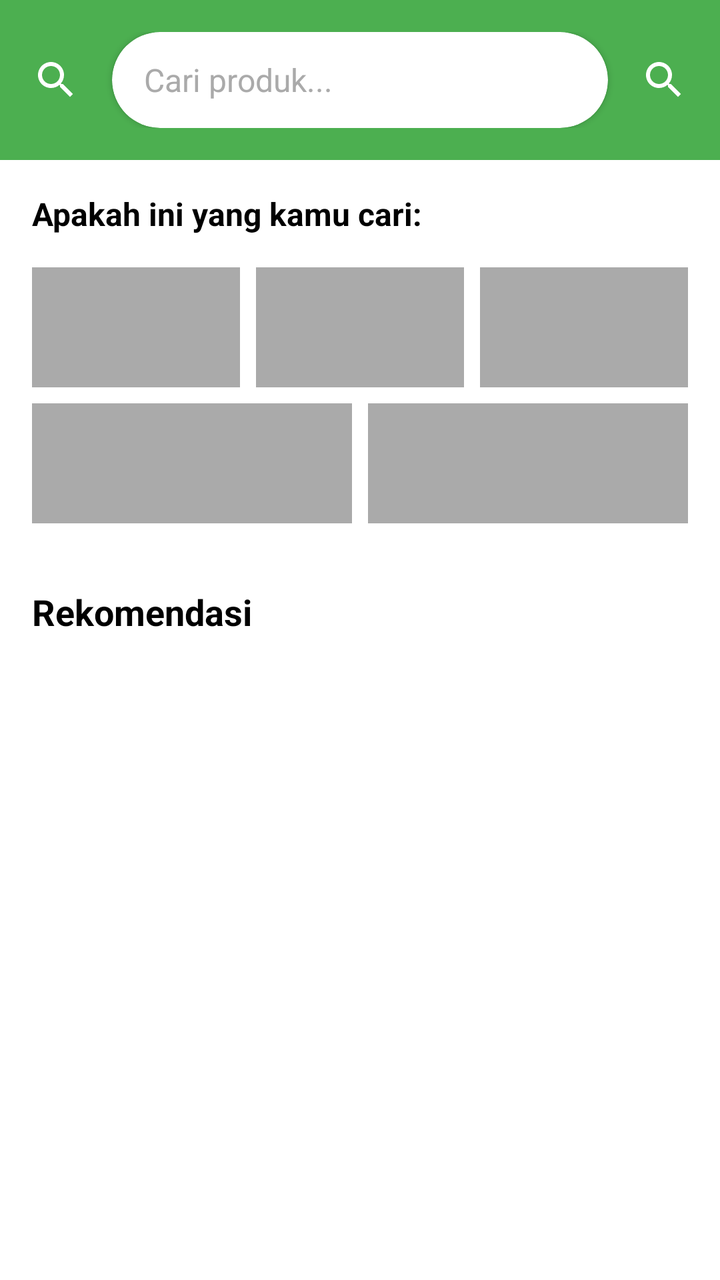
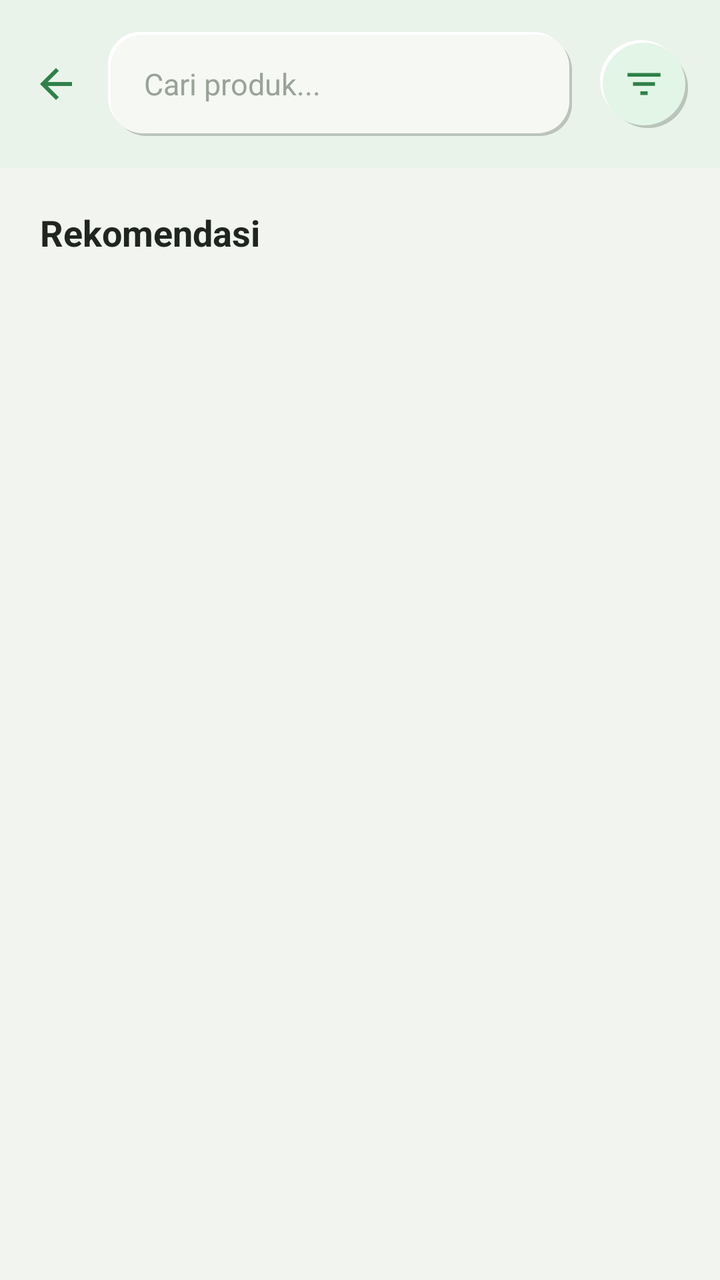

The first picture is an Android layout as it rendered before a commit; the second is the same layout after the commit. The layout source and the unified diff follow.
<!-- AndroidManifest.xml: application theme Theme.Pasarprojectbootcamp -->
<!-- res/layout/fragment_search.xml -->
<?xml version="1.0" encoding="utf-8"?>
<LinearLayout xmlns:android="http://schemas.android.com/apk/res/android"
    xmlns:app="http://schemas.android.com/apk/res-auto"
    android:layout_width="match_parent"
    android:layout_height="match_parent"
    android:background="#4CAF50"
    android:orientation="vertical">

    
    <LinearLayout
        android:layout_width="match_parent"
        android:layout_height="wrap_content"
        android:background="#4CAF50"
        android:orientation="horizontal"
        android:padding="16dp"
        android:paddingTop="24dp">

        
        <ImageView
            android:id="@+id/backButton"
            android:layout_width="24dp"
            android:layout_height="24dp"
            android:layout_gravity="center_vertical"
            android:layout_marginEnd="16dp"
            android:src="@drawable/ic_search"
            android:tint="@android:color/white" />

        
        <androidx.cardview.widget.CardView
            android:layout_width="0dp"
            android:layout_height="48dp"
            android:layout_marginEnd="16dp"
            android:layout_weight="1"
            app:cardCornerRadius="24dp"
            app:cardElevation="2dp">

            <EditText
                android:id="@+id/searchEditText"
                android:layout_width="match_parent"
                android:layout_height="match_parent"
                android:background="@android:color/transparent"
                android:hint="Cari produk..."
                android:imeOptions="actionSearch"
                android:inputType="text"
                android:paddingStart="16dp"
                android:paddingEnd="16dp"
                android:singleLine="true"
                android:textColor="@android:color/black"
                android:textColorHint="@android:color/darker_gray"
                android:textSize="16sp" />

        </androidx.cardview.widget.CardView>

        
        <ImageView
            android:id="@+id/filterButton"
            android:layout_width="24dp"
            android:layout_height="24dp"
            android:layout_gravity="center_vertical"
            android:src="@drawable/ic_search"
            android:tint="@android:color/white" />

    </LinearLayout>

    
    <LinearLayout
        android:layout_width="match_parent"
        android:layout_height="0dp"
        android:layout_weight="1"
        android:background="@android:color/white"
        android:orientation="vertical"
        android:padding="16dp">

        
        <LinearLayout
            android:layout_width="match_parent"
            android:layout_height="wrap_content"
            android:orientation="vertical">

            <TextView
                android:layout_width="wrap_content"
                android:layout_height="wrap_content"
                android:text="Apakah ini yang kamu cari:"
                android:textColor="@android:color/black"
                android:textSize="16sp"
                android:textStyle="bold" />

            
            <LinearLayout
                android:layout_width="match_parent"
                android:layout_height="wrap_content"
                android:layout_marginTop="16dp"
                android:orientation="vertical">

                
                <LinearLayout
                    android:layout_width="match_parent"
                    android:layout_height="wrap_content"
                    android:orientation="horizontal"
                    android:weightSum="3">

                    <View
                        android:layout_width="0dp"
                        android:layout_height="60dp"
                        android:layout_marginEnd="8dp"
                        android:layout_weight="1"
                        android:background="@android:color/darker_gray" />

                    <View
                        android:layout_width="0dp"
                        android:layout_height="60dp"
                        android:layout_marginEnd="8dp"
                        android:layout_weight="1"
                        android:background="@android:color/darker_gray" />

                    <View
                        android:layout_width="0dp"
                        android:layout_height="60dp"
                        android:layout_weight="1"
                        android:background="@android:color/darker_gray" />

                </LinearLayout>

                
                <LinearLayout
                    android:layout_width="match_parent"
                    android:layout_height="wrap_content"
                    android:layout_marginTop="8dp"
                    android:orientation="horizontal"
                    android:weightSum="2">

                    <View
                        android:layout_width="0dp"
                        android:layout_height="60dp"
                        android:layout_marginEnd="8dp"
                        android:layout_weight="1"
                        android:background="@android:color/darker_gray" />

                    <View
                        android:layout_width="0dp"
                        android:layout_height="60dp"
                        android:layout_weight="1"
                        android:background="@android:color/darker_gray" />

                </LinearLayout>

            </LinearLayout>

        </LinearLayout>

        
        <LinearLayout
            android:layout_width="match_parent"
            android:layout_height="0dp"
            android:layout_marginTop="32dp"
            android:layout_weight="1"
            android:orientation="vertical">

            <TextView
                android:layout_width="wrap_content"
                android:layout_height="wrap_content"
                android:text="Rekomendasi"
                android:textColor="@android:color/black"
                android:textSize="18sp"
                android:textStyle="bold" />

            <androidx.recyclerview.widget.RecyclerView
                android:id="@+id/recommendationRecyclerView"
                android:layout_width="match_parent"
                android:layout_height="0dp"
                android:layout_marginTop="16dp"
                android:layout_weight="1" />

        </LinearLayout>

    </LinearLayout>

</LinearLayout>
<!-- resources referenced by this layout -->
<resources>
  <!-- drawable ic_search (drawable) -->
  <vector xmlns:android="http://schemas.android.com/apk/res/android"
      android:width="24dp"
      android:height="24dp"
      android:viewportWidth="24"
      android:viewportHeight="24">
      <path
          android:fillColor="#FF000000"
          android:pathData="M15.5,14h-0.79l-0.28,-0.27C15.41,12.59 16,11.11 16,9.5 16,5.91 13.09,3 9.5,3S3,5.91 3,9.5 5.91,16 9.5,16c1.61,0 3.09,-0.59 4.23,-1.57l0.27,0.28v0.79l5,4.99L20.49,19l-4.99,-5zM9.5,14C7.01,14 5,11.99 5,9.5S7.01,5 9.5,5 14,7.01 14,9.5 11.99,14 9.5,14z"/>
  </vector>
  <style name="Theme.Pasarprojectbootcamp" parent="Base.Theme.Pasarprojectbootcamp" />
  <style name="Base.Theme.Pasarprojectbootcamp" parent="Theme.Material3.DayNight.NoActionBar">
          
           <item name="colorPrimary">@color/green</item>
          <item name="colorPrimaryVariant">@color/green</item>
          <item name="android:statusBarColor">@color/green</item>
      </style>
  <color name="green">#0A6C28</color>
</resources>

<!-- the commit's change to res/layout/fragment_search.xml (unified diff, before → after) -->
@@ -3,36 +3,36 @@
     xmlns:app="http://schemas.android.com/apk/res-auto"
     android:layout_width="match_parent"
     android:layout_height="match_parent"
-    android:background="#4CAF50"
+    android:background="@color/clay_background"
     android:orientation="vertical">
 
     
     <LinearLayout
         android:layout_width="match_parent"
         android:layout_height="wrap_content"
-        android:background="#4CAF50"
+        android:background="@color/clay_header"
         android:orientation="horizontal"
+        android:gravity="center_vertical"
         android:padding="16dp"
-        android:paddingTop="24dp">
+        android:paddingTop="28dp">
 
         
         <ImageView
             android:id="@+id/backButton"
             android:layout_width="24dp"
             android:layout_height="24dp"
-            android:layout_gravity="center_vertical"
-            android:layout_marginEnd="16dp"
-            android:src="@drawable/ic_search"
-            android:tint="@android:color/white" />
+            android:layout_marginEnd="14dp"
+            android:src="@drawable/ic_arrow_back"
+            android:tint="@color/clay_green_700" />
 
         
-        <androidx.cardview.widget.CardView
+        <LinearLayout
             android:layout_width="0dp"
-            android:layout_height="48dp"
-            android:layout_marginEnd="16dp"
+            android:layout_height="52dp"
+            android:layout_marginEnd="14dp"
             android:layout_weight="1"
-            app:cardCornerRadius="24dp"
-            app:cardElevation="2dp">
+            android:background="@drawable/clay_input_field"
+            android:orientation="horizontal">
 
             <EditText
                 android:id="@+id/searchEditText"
@@ -42,23 +42,24 @@
                 android:hint="Cari produk..."
                 android:imeOptions="actionSearch"
                 android:inputType="text"
-                android:paddingStart="16dp"
-                android:paddingEnd="16dp"
+                android:paddingStart="18dp"
+                android:paddingEnd="18dp"
                 android:singleLine="true"
-                android:textColor="@android:color/black"
-                android:textColorHint="@android:color/darker_gray"
-                android:textSize="16sp" />
+                android:textColor="@color/clay_text_primary"
+                android:textColorHint="@color/clay_text_tertiary"
+                android:textSize="15sp" />
 
-        </androidx.cardview.widget.CardView>
+        </LinearLayout>
 
         
         <ImageView
             android:id="@+id/filterButton"
-            android:layout_width="24dp"
-            android:layout_height="24dp"
-            android:layout_gravity="center_vertical"
-            android:src="@drawable/ic_search"
-            android:tint="@android:color/white" />
+            android:layout_width="44dp"
+            android:layout_height="44dp"
+            android:background="@drawable/clay_circle_icon"
+            android:padding="11dp"
+            android:src="@drawable/ic_filter"
+            android:tint="@color/clay_green_700" />
 
     </LinearLayout>
 
@@ -67,92 +68,14 @@
         android:layout_width="match_parent"
         android:layout_height="0dp"
         android:layout_weight="1"
-        android:background="@android:color/white"
+        android:background="@color/clay_background"
         android:orientation="vertical"
-        android:padding="16dp">
-
-        
-        <LinearLayout
-            android:layout_width="match_parent"
-            android:layout_height="wrap_content"
-            android:orientation="vertical">
-
-            <TextView
-                android:layout_width="wrap_content"
-                android:layout_height="wrap_content"
-                android:text="Apakah ini yang kamu cari:"
-                android:textColor="@android:color/black"
-                android:textSize="16sp"
-                android:textStyle="bold" />
-
-            
-            <LinearLayout
-                android:layout_width="match_parent"
-                android:layout_height="wrap_content"
-                android:layout_marginTop="16dp"
-                android:orientation="vertical">
-
-                
-                <LinearLayout
-                    android:layout_width="match_parent"
-                    android:layout_height="wrap_content"
-                    android:orientation="horizontal"
-                    android:weightSum="3">
-
-                    <View
-                        android:layout_width="0dp"
-                        android:layout_height="60dp"
-                        android:layout_marginEnd="8dp"
-                        android:layout_weight="1"
-                        android:background="@android:color/darker_gray" />
-
-                    <View
-                        android:layout_width="0dp"
-                        android:layout_height="60dp"
-                        android:layout_marginEnd="8dp"
-                        android:layout_weight="1"
-                        android:background="@android:color/darker_gray" />
-
-                    <View
-                        android:layout_width="0dp"
-                        android:layout_height="60dp"
-                        android:layout_weight="1"
-                        android:background="@android:color/darker_gray" />
-
-                </LinearLayout>
-
-                
-                <LinearLayout
-                    android:layout_width="match_parent"
-                    android:layout_height="wrap_content"
-                    android:layout_marginTop="8dp"
-                    android:orientation="horizontal"
-                    android:weightSum="2">
-
-                    <View
-                        android:layout_width="0dp"
-                        android:layout_height="60dp"
-                        android:layout_marginEnd="8dp"
-                        android:layout_weight="1"
-                        android:background="@android:color/darker_gray" />
-
-                    <View
-                        android:layout_width="0dp"
-                        android:layout_height="60dp"
-                        android:layout_weight="1"
-                        android:background="@android:color/darker_gray" />
-
-                </LinearLayout>
-
-            </LinearLayout>
-
-        </LinearLayout>
+        android:padding="20dp">
 
         
         <LinearLayout
             android:layout_width="match_parent"
             android:layout_height="0dp"
-            android:layout_marginTop="32dp"
             android:layout_weight="1"
             android:orientation="vertical">
 
@@ -160,7 +83,7 @@
                 android:layout_width="wrap_content"
                 android:layout_height="wrap_content"
                 android:text="Rekomendasi"
-                android:textColor="@android:color/black"
+                android:textColor="@color/clay_text_primary"
                 android:textSize="18sp"
                 android:textStyle="bold" />
 
<!-- resource entries referenced after the edit -->
@@ -1,6 +1,61 @@
 <!-- resources referenced by this layout -->
 <resources>
-  <!-- drawable ic_search (drawable) -->
+  <color name="clay_background">#F1F4EF</color>
+  <color name="clay_green_700">#2F8049</color>
+  <color name="clay_header">#EAF3EA</color>
+  <color name="clay_text_primary">#20261F</color>
+  <color name="clay_text_tertiary">#9AA398</color>
+  <!-- drawable clay_circle_icon (drawable) -->
+  <?xml version="1.0" encoding="utf-8"?>
+  <layer-list xmlns:android="http://schemas.android.com/apk/res/android">
+      <item android:top="4dp" android:left="4dp">
+          <shape android:shape="oval">
+              <solid android:color="@color/clay_shadow_dark" />
+          </shape>
+      </item>
+      <item android:bottom="3dp" android:right="3dp">
+          <shape android:shape="oval">
+              <solid android:color="@color/clay_shadow_light" />
+          </shape>
+      </item>
+      <item android:top="1.5dp" android:left="1.5dp" android:right="1.5dp" android:bottom="1.5dp">
+          <shape android:shape="oval">
+              <solid android:color="@color/clay_green_100" />
+          </shape>
+      </item>
+  </layer-list>
+  <!-- drawable clay_input_field (drawable) -->
+  <?xml version="1.0" encoding="utf-8"?>
+  <layer-list xmlns:android="http://schemas.android.com/apk/res/android">
+      
+      <item
+          android:bottom="3dp"
+          android:right="3dp">
+          <shape android:shape="rectangle">
+              <solid android:color="@color/clay_shadow_light" />
+              <corners android:radius="16dp" />
+          </shape>
+      </item>
+      <item
+          android:top="3dp"
+          android:left="3dp">
+          <shape android:shape="rectangle">
+              <solid android:color="@color/clay_shadow_dark" />
+              <corners android:radius="16dp" />
+          </shape>
+      </item>
+      <item
+          android:top="1.5dp"
+          android:left="1.5dp"
+          android:right="1.5dp"
+          android:bottom="1.5dp">
+          <shape android:shape="rectangle">
+              <solid android:color="@color/clay_surface_alt" />
+              <corners android:radius="16dp" />
+          </shape>
+      </item>
+  </layer-list>
+  <!-- drawable ic_arrow_back (drawable) -->
   <vector xmlns:android="http://schemas.android.com/apk/res/android"
       android:width="24dp"
       android:height="24dp"
@@ -8,15 +63,33 @@
       android:viewportHeight="24">
       <path
           android:fillColor="#FF000000"
-          android:pathData="M15.5,14h-0.79l-0.28,-0.27C15.41,12.59 16,11.11 16,9.5 16,5.91 13.09,3 9.5,3S3,5.91 3,9.5 5.91,16 9.5,16c1.61,0 3.09,-0.59 4.23,-1.57l0.27,0.28v0.79l5,4.99L20.49,19l-4.99,-5zM9.5,14C7.01,14 5,11.99 5,9.5S7.01,5 9.5,5 14,7.01 14,9.5 11.99,14 9.5,14z"/>
+          android:pathData="M20,11H7.83l5.59,-5.59L12,4l-8,8 8,8 1.41,-1.41L7.83,13H20v-2z"/>
+  </vector>
+  <!-- drawable ic_filter (drawable) -->
+  <vector xmlns:android="http://schemas.android.com/apk/res/android"
+      android:width="24dp"
+      android:height="24dp"
+      android:viewportWidth="24"
+      android:viewportHeight="24">
+      <path
+          android:fillColor="#FF000000"
+          android:pathData="M10,18h4v-2h-4v2zM3,6v2h18L21,6L3,6zM6,13h12v-2L6,11v2z"/>
   </vector>
   <style name="Theme.Pasarprojectbootcamp" parent="Base.Theme.Pasarprojectbootcamp" />
+  <color name="clay_shadow_dark">#402B3B2F</color>
+  <color name="clay_shadow_light">#FFFFFFFF</color>
+  <color name="clay_green_100">#E3F5E6</color>
+  <color name="clay_surface_alt">#F6F8F4</color>
   <style name="Base.Theme.Pasarprojectbootcamp" parent="Theme.Material3.DayNight.NoActionBar">
           
-           <item name="colorPrimary">@color/green</item>
-          <item name="colorPrimaryVariant">@color/green</item>
-          <item name="android:statusBarColor">@color/green</item>
+          <item name="colorPrimary">@color/clay_green_500</item>
+          <item name="colorPrimaryVariant">@color/clay_green_700</item>
+          <item name="colorSecondary">@color/clay_green_300</item>
+          <item name="android:statusBarColor">@color/clay_green_500</item>
+          <item name="android:windowBackground">@color/clay_background</item>
+          <item name="android:navigationBarColor">@color/clay_background</item>
       </style>
-  <color name="green">#0A6C28</color>
+  <color name="clay_green_500">#4FB868</color>
+  <color name="clay_green_300">#A8DDB5</color>
 </resources>
 
